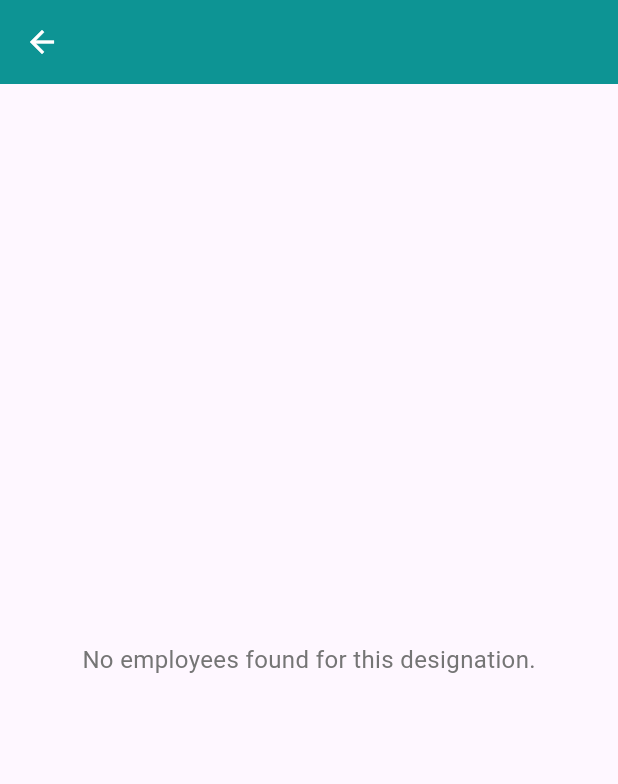
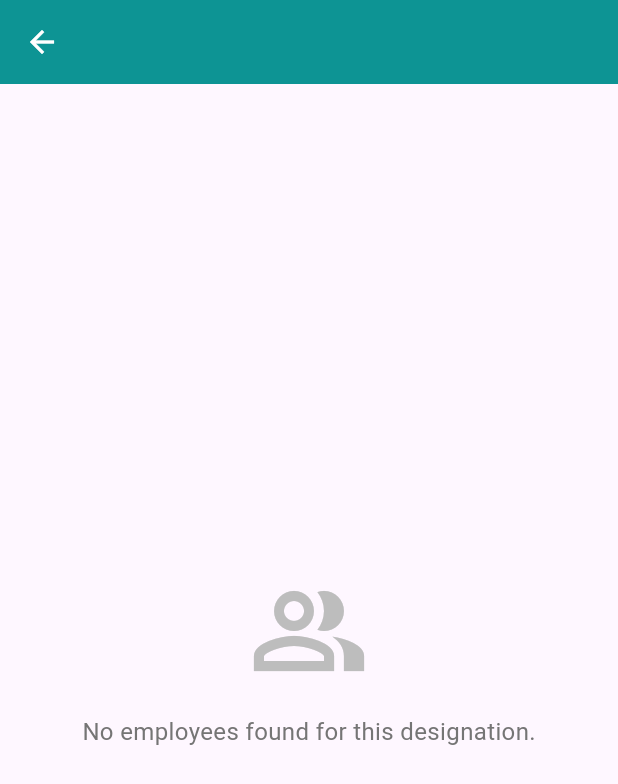
Before and after one commit to MobileSamadhi/demo_hrm, a Flutter app: the DesignationDetailPage screen opened directly with empty values, on a phone screen of 412 x 824 dp. Shown: the top 784 px of the screen. Run offline on Flutter 3.47's test engine with Material 3 defaults, Android fonts, the phone set to English and light mode, and no system bars; our stand-ins replace csv, shared_preferences; accounts and stored records are empty.

Commit message:
added ui changes

```diff
--- a/lib/views/designation.dart
+++ b/lib/views/designation.dart
@@ -286,12 +286,23 @@ class DesignationDetailPage extends StatelessWidget {
         padding: const EdgeInsets.all(8.0),
         child: designation.employees.isEmpty
             ? Center(
-          child: Text(
-            'No employees found for this designation.',
-            style: TextStyle(
-              fontSize: 16,
-              color: Colors.grey[600],
-            ),
+          child: Column(
+            mainAxisAlignment: MainAxisAlignment.center,
+            children: [
+              Icon(
+                Icons.people_alt_outlined, // Icon for empty state
+                size: 80, // Adjust the size of the icon
+                color: Colors.grey[400], // Light gray color to match the theme
+              ),
+              SizedBox(height: 16), // Spacing between the icon and the message
+              Text(
+                'No employees found for this designation.',
+                style: TextStyle(
+                  fontSize: 16,
+                  color: Colors.grey[600],
+                ),
+              ),
+            ],
           ),
         )
             : ListView.builder(
```
Also changed, not shown: lib/views/department_details.dart (+24 -1 lines), lib/views/disciplinary.dart (+18 -3 lines).
